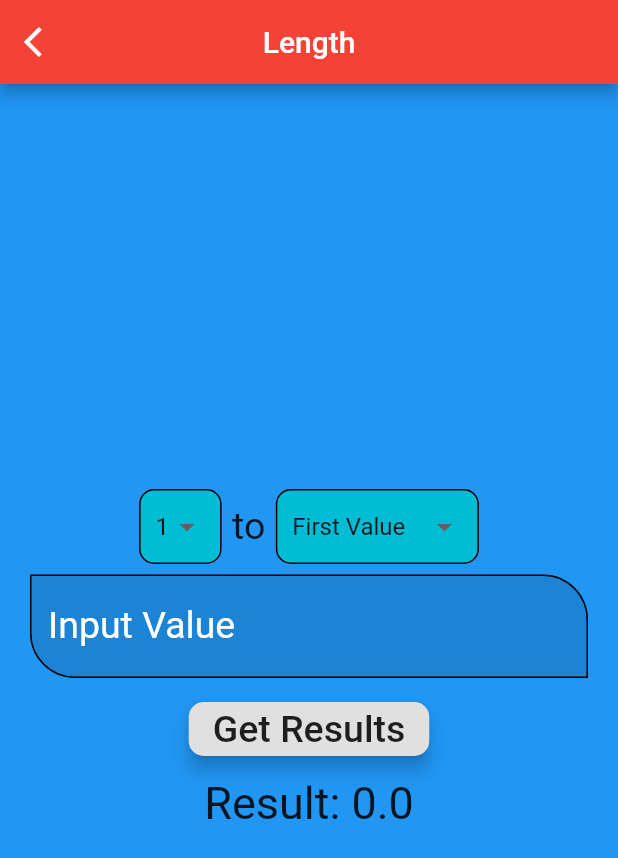
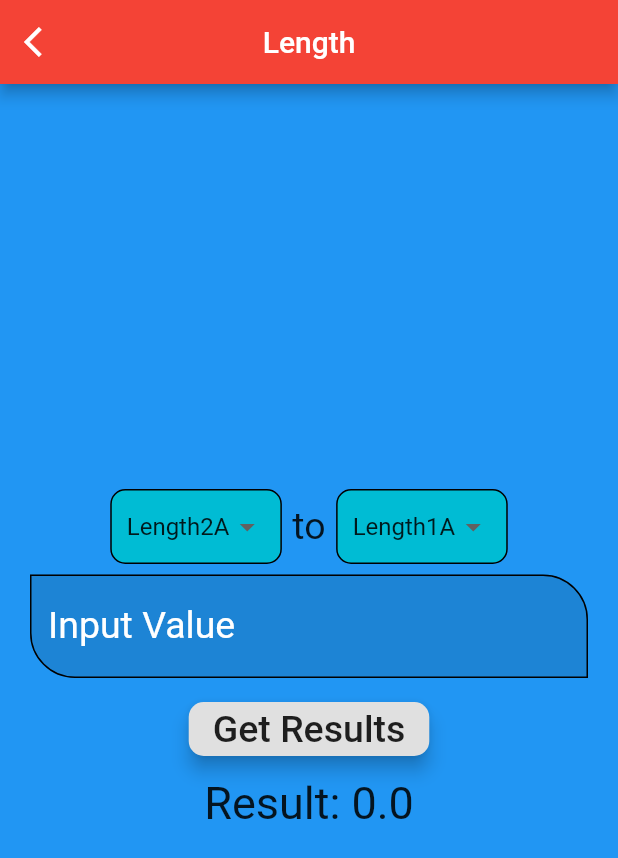
Before and after one commit to hemangdtu/ieee_microhacks, a Flutter app: the screen it shows after launch, after a tap on "Length", on a phone screen of 412 x 824 dp. Shown: the top 858 px of the screen. Run offline on Flutter 3.47's test engine with Material 2 defaults, Android fonts, the phone set to English and light mode, and no system bars.

Commit message:
Independent list data for different sections

```diff
--- a/lib/conversion.dart
+++ b/lib/conversion.dart
@@ -22,8 +22,13 @@ class _ConversionClassState extends State<ConversionClass> {
 
   void initState() {
     super.initState();
-    _dropdownMenuItems = buildDropDownMenuItems(dropdownItems);
-    _dropdownMenuItems2 = buildDropDownMenuItems(dropdownItems2);
+    if (widget.appBarTitle == "Length") {
+      _dropdownMenuItems = buildDropDownMenuItems(lengthDropdownItems1);
+      _dropdownMenuItems2 = buildDropDownMenuItems(lengthDropdownItems2);
+    } else if (widget.appBarTitle == "Mass") {
+      _dropdownMenuItems = buildDropDownMenuItems(massDropdownItems1);
+      _dropdownMenuItems2 = buildDropDownMenuItems(massDropdownItems2);
+    }
     _selectedItem = _dropdownMenuItems[0].value;
     _selectedItem2 = _dropdownMenuItems2[0].value;
   }
--- a/lib/list_items.dart
+++ b/lib/list_items.dart
@@ -10,16 +10,29 @@ class ListItem {
   ListItem(this.value, this.name);
 }
 
-List<ListItem> dropdownItems = [
-  ListItem(1, "First Value"),
-  ListItem(2, "Second Item"),
-  ListItem(3, "Third Item"),
-  ListItem(4, "Fourth Item")
+List<ListItem> lengthDropdownItems1 = [
+  ListItem(1, "Length1A"),
+  ListItem(2, "Length1B"),
+  ListItem(3, "Length1C"),
+  ListItem(4, "Length1D")
 ];
-List<ListItem> dropdownItems2 = [
-  ListItem(1, "1"),
-  ListItem(2, "2"),
-  ListItem(3, "3"),
-  ListItem(4, "4"),
-  ListItem(5, "5"),
+List<ListItem> lengthDropdownItems2 = [
+  ListItem(1, "Length2A"),
+  ListItem(2, "Length2B"),
+  ListItem(3, "Length2C"),
+  ListItem(4, "Length2D"),
+  ListItem(5, "Length2E"),
 ];
+List<ListItem> massDropdownItems1 = [
+  ListItem(1, "Mass1A"),
+  ListItem(2, "Mass1B"),
+  ListItem(3, "Mass1C"),
+  ListItem(4, "Mass1D")
+];
+List<ListItem> massDropdownItems2 = [
+  ListItem(1, "Mass2A"),
+  ListItem(2, "Mass2B"),
+  ListItem(3, "Mass2C"),
+  ListItem(4, "Mass2D"),
+  ListItem(5, "Mass2E"),
+];
```
